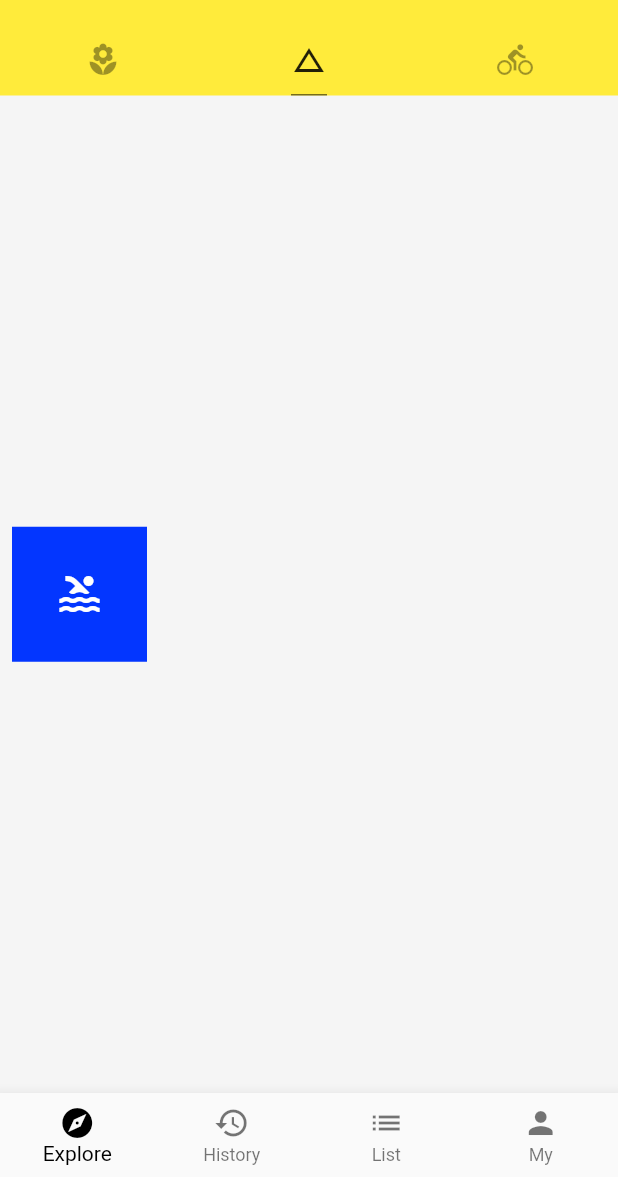
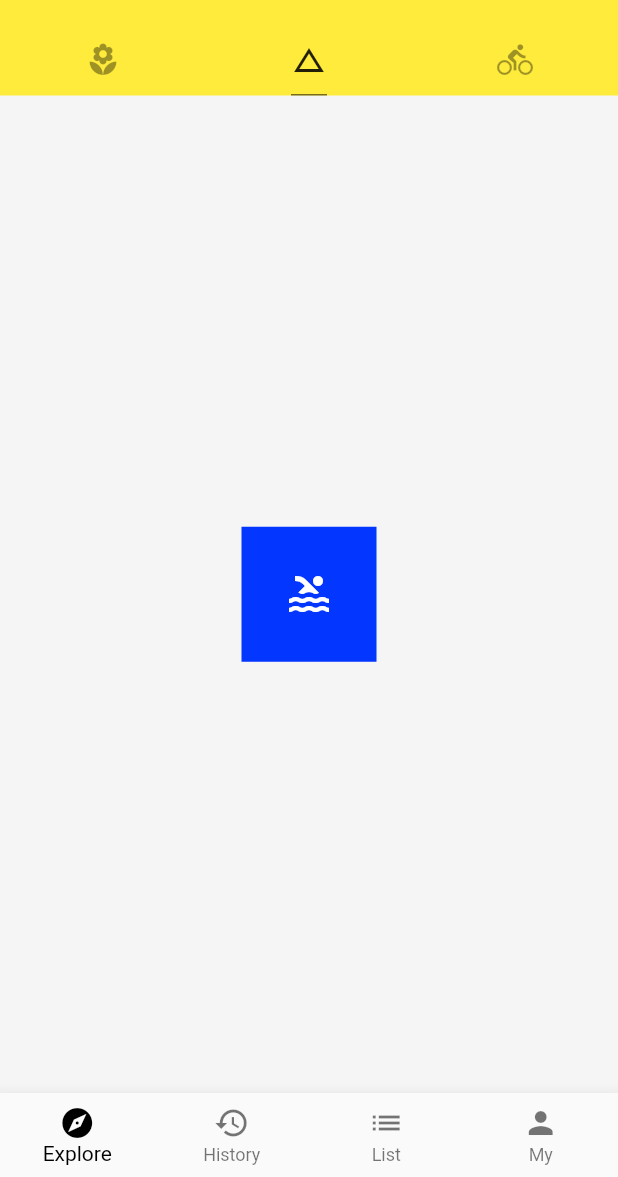
Before and after one commit to Bleach6785/flutter_demo, a Flutter app: the screen it shows after launch, tab 2 chosen, on a phone screen of 412 x 824 dp, the part 59-1236 px from its top. Run offline on Flutter 3.47's test engine with Material 2 defaults, Android fonts, the phone set to English and light mode, and no system bars; network calls fail.

Commit message:
BoxDecoration:裝飾盒子

```diff
--- a/lib/demo/basic_demo.dart
+++ b/lib/demo/basic_demo.dart
@@ -6,6 +6,7 @@ class BasicDemo extends StatelessWidget {
     return Container(
       color: Colors.grey[100],
       child: Row(
+        mainAxisAlignment: MainAxisAlignment.center,
         children: [
           Container(
             child: Icon(
@@ -13,11 +14,13 @@ class BasicDemo extends StatelessWidget {
               size: 32.0,
               color: Colors.white,
             ),
-            color: Color.fromRGBO(3, 54, 255, 1.0),
             padding: EdgeInsets.all(16.0),
             margin: EdgeInsets.all(8.0),
             width: 90.0,
             height: 90.0,
+            decoration: BoxDecoration(
+              color: Color.fromRGBO(3, 54, 255, 1.0),
+            ),
           ),
         ],
       ),
```
